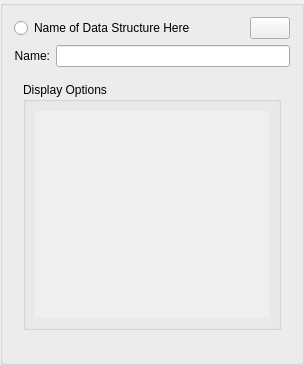
Before: the Qt Designer form src/Interface/DataStructurePropertiesWidget.ui in KDE/rocs, drawn with Qt 5.
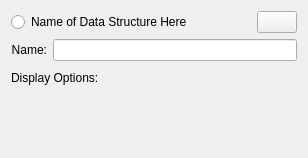
After: the same form once the commit is applied. Custom widgets are drawn as their Qt base class.

Commit message:
Simplify left sidebar layout.
Remove clutter and get rid of a groupbox inside a groupbox
and scrollbars inside the "Display Options".

```diff
--- a/src/Interface/DataStructurePropertiesWidget.ui
+++ b/src/Interface/DataStructurePropertiesWidget.ui
@@ -1,17 +1,17 @@
 <?xml version="1.0" encoding="UTF-8"?>
 <ui version="4.0">
  <class>DataStructurePropertiesWidget</class>
- <widget class="KButtonGroup" name="DataStructurePropertiesWidget">
+ <widget class="QWidget" name="DataStructurePropertiesWidget">
   <property name="geometry">
    <rect>
     <x>0</x>
     <y>0</y>
-    <width>304</width>
-    <height>365</height>
+    <width>308</width>
+    <height>158</height>
    </rect>
   </property>
   <property name="sizePolicy">
-   <sizepolicy hsizetype="MinimumExpanding" vsizetype="Preferred">
+   <sizepolicy hsizetype="MinimumExpanding" vsizetype="Expanding">
     <horstretch>0</horstretch>
     <verstretch>0</verstretch>
    </sizepolicy>
@@ -22,58 +22,19 @@
     <height>10000</height>
    </size>
   </property>
-  <property name="title">
+  <property name="title" stdset="0">
    <string/>
   </property>
-  <property name="alignment">
-   <set>Qt::AlignLeading|Qt::AlignLeft|Qt::AlignVCenter</set>
-  </property>
-  <layout class="QGridLayout" name="gridLayout_2">
-   <item row="1" column="0">
-    <layout class="QGridLayout" name="_dataStructureNameLayout">
+  <layout class="QVBoxLayout" name="verticalLayout_2">
+   <item>
+    <layout class="QHBoxLayout" name="horizontalLayout_2">
      <property name="sizeConstraint">
       <enum>QLayout::SetDefaultConstraint</enum>
      </property>
-     <item row="0" column="1">
-      <widget class="KLineEdit" name="_dataStructureName">
-       <property name="sizePolicy">
-        <sizepolicy hsizetype="Expanding" vsizetype="Fixed">
-         <horstretch>0</horstretch>
-         <verstretch>0</verstretch>
-        </sizepolicy>
-       </property>
-      </widget>
-     </item>
-     <item row="0" column="0">
-      <widget class="QLabel" name="label">
-       <property name="sizePolicy">
-        <sizepolicy hsizetype="Preferred" vsizetype="Fixed">
-         <horstretch>0</horstretch>
-         <verstretch>0</verstretch>
-        </sizepolicy>
-       </property>
-       <property name="text">
-        <string>Name:</string>
-       </property>
-       <property name="alignment">
-        <set>Qt::AlignRight|Qt::AlignTrailing|Qt::AlignVCenter</set>
-       </property>
-       <property name="buddy">
-        <cstring>_dataStructureName</cstring>
-       </property>
-      </widget>
-     </item>
-    </layout>
-   </item>
-   <item row="0" column="0">
-    <layout class="QGridLayout" name="gridLayout_6">
-     <property name="sizeConstraint">
-      <enum>QLayout::SetDefaultConstraint</enum>
-     </property>
-     <item row="0" column="0">
+     <item>
       <widget class="QRadioButton" name="_activateGraph">
        <property name="sizePolicy">
-        <sizepolicy hsizetype="Expanding" vsizetype="Fixed">
+        <sizepolicy hsizetype="Preferred" vsizetype="Preferred">
          <horstretch>0</horstretch>
          <verstretch>0</verstretch>
         </sizepolicy>
@@ -83,8 +44,27 @@
        </property>
       </widget>
      </item>
-     <item row="0" column="1">
+     <item>
+      <spacer name="horizontalSpacer">
+       <property name="orientation">
+        <enum>Qt::Horizontal</enum>
+       </property>
+       <property name="sizeHint" stdset="0">
+        <size>
+         <width>40</width>
+         <height>20</height>
+        </size>
+       </property>
+      </spacer>
+     </item>
+     <item>
       <widget class="KIconButton" name="_dataStructureDelete">
+       <property name="sizePolicy">
+        <sizepolicy hsizetype="Preferred" vsizetype="Preferred">
+         <horstretch>0</horstretch>
+         <verstretch>0</verstretch>
+        </sizepolicy>
+       </property>
        <property name="toolTip">
         <string>Delete this data structure</string>
        </property>
@@ -107,121 +87,104 @@
      </item>
     </layout>
    </item>
-   <item row="2" column="0">
-    <widget class="QWidget" name="_editWidget" native="true">
+   <item>
+    <layout class="QHBoxLayout" name="horizontalLayout">
+     <property name="sizeConstraint">
+      <enum>QLayout::SetDefaultConstraint</enum>
+     </property>
+     <item>
+      <widget class="QLabel" name="label">
+       <property name="sizePolicy">
+        <sizepolicy hsizetype="Preferred" vsizetype="Preferred">
+         <horstretch>0</horstretch>
+         <verstretch>0</verstretch>
+        </sizepolicy>
+       </property>
+       <property name="text">
+        <string>Name:</string>
+       </property>
+       <property name="alignment">
+        <set>Qt::AlignRight|Qt::AlignTrailing|Qt::AlignVCenter</set>
+       </property>
+       <property name="buddy">
+        <cstring>_dataStructureName</cstring>
+       </property>
+      </widget>
+     </item>
+     <item>
+      <widget class="KLineEdit" name="_dataStructureName">
+       <property name="sizePolicy">
+        <sizepolicy hsizetype="Expanding" vsizetype="Preferred">
+         <horstretch>0</horstretch>
+         <verstretch>0</verstretch>
+        </sizepolicy>
+       </property>
+      </widget>
+     </item>
+    </layout>
+   </item>
+   <item>
+    <spacer name="verticalSpacer">
+     <property name="orientation">
+      <enum>Qt::Vertical</enum>
+     </property>
+     <property name="sizeType">
+      <enum>QSizePolicy::Fixed</enum>
+     </property>
+     <property name="sizeHint" stdset="0">
+      <size>
+       <width>17</width>
+       <height>4</height>
+      </size>
+     </property>
+    </spacer>
+   </item>
+   <item>
+    <widget class="QWidget" name="_displayOptions" native="true">
      <property name="sizePolicy">
-      <sizepolicy hsizetype="Preferred" vsizetype="Expanding">
+      <sizepolicy hsizetype="Preferred" vsizetype="Preferred">
        <horstretch>0</horstretch>
        <verstretch>0</verstretch>
       </sizepolicy>
      </property>
-     <property name="maximumSize">
-      <size>
-       <width>16777215</width>
-       <height>400</height>
-      </size>
-     </property>
-     <layout class="QGridLayout" name="gridLayout">
-      <item row="2" column="0" rowspan="3" colspan="2">
-       <widget class="QGroupBox" name="_dataTypePropertiesHeader">
-        <property name="enabled">
-         <bool>true</bool>
+     <layout class="QVBoxLayout" name="verticalLayout">
+      <property name="margin">
+       <number>0</number>
+      </property>
+      <item>
+       <widget class="QLabel" name="_displayOptionsLabel">
+        <property name="text">
+         <string>Display Options:</string>
         </property>
-        <property name="sizePolicy">
-         <sizepolicy hsizetype="Expanding" vsizetype="Expanding">
-          <horstretch>0</horstretch>
-          <verstretch>0</verstretch>
-         </sizepolicy>
-        </property>
-        <property name="minimumSize">
-         <size>
-          <width>0</width>
-          <height>120</height>
-         </size>
-        </property>
-        <property name="title">
-         <string>Display Options</string>
-        </property>
-        <layout class="QGridLayout" name="gridLayout_3">
-         <item row="1" column="0">
-          <widget class="QScrollArea" name="scrollArea">
-           <property name="sizePolicy">
-            <sizepolicy hsizetype="Expanding" vsizetype="Expanding">
-             <horstretch>0</horstretch>
-             <verstretch>0</verstretch>
-            </sizepolicy>
-           </property>
-           <property name="minimumSize">
-            <size>
-             <width>0</width>
-             <height>0</height>
-            </size>
-           </property>
-           <property name="frameShape">
-            <enum>QFrame::NoFrame</enum>
-           </property>
-           <property name="verticalScrollBarPolicy">
-            <enum>Qt::ScrollBarAsNeeded</enum>
-           </property>
-           <property name="horizontalScrollBarPolicy">
-            <enum>Qt::ScrollBarAlwaysOff</enum>
-           </property>
-           <property name="widgetResizable">
-            <bool>true</bool>
-           </property>
-           <property name="alignment">
-            <set>Qt::AlignCenter</set>
-           </property>
-           <widget class="QWidget" name="scrollAreaWidgetContents">
-            <property name="geometry">
-             <rect>
-              <x>0</x>
-              <y>0</y>
-              <width>268</width>
-              <height>229</height>
-             </rect>
-            </property>
-            <property name="sizePolicy">
-             <sizepolicy hsizetype="Expanding" vsizetype="Expanding">
-              <horstretch>0</horstretch>
-              <verstretch>0</verstretch>
-             </sizepolicy>
-            </property>
-            <layout class="QVBoxLayout" name="_typeProperties">
-             <property name="spacing">
-              <number>-1</number>
-             </property>
-             <property name="topMargin">
-              <number>0</number>
-             </property>
-             <item>
-              <layout class="QGridLayout" name="_dataTypes"/>
-             </item>
-             <item>
-              <layout class="QGridLayout" name="_pointerTypes"/>
-             </item>
-            </layout>
-           </widget>
-          </widget>
-         </item>
-        </layout>
        </widget>
       </item>
+      <item>
+       <layout class="QGridLayout" name="_dataTypes"/>
+      </item>
+      <item>
+       <layout class="QGridLayout" name="_pointerTypes"/>
+      </item>
      </layout>
     </widget>
    </item>
-   <item row="3" column="0">
+   <item>
     <widget class="KSeparator" name="kseparator"/>
    </item>
-   <item row="4" column="0">
-    <widget class="QFrame" name="_extraProperties">
-     <property name="frameShape">
-      <enum>QFrame::StyledPanel</enum>
+   <item>
+    <widget class="QWidget" name="_extraProperties" native="true"/>
+   </item>
+   <item>
+    <spacer name="verticalSpacer_2">
+     <property name="orientation">
+      <enum>Qt::Vertical</enum>
      </property>
-     <property name="frameShadow">
-      <enum>QFrame::Plain</enum>
+     <property name="sizeHint" stdset="0">
+      <size>
+       <width>20</width>
+       <height>40</height>
+      </size>
      </property>
-    </widget>
+    </spacer>
    </item>
   </layout>
  </widget>
@@ -231,12 +194,6 @@
    <extends>QPushButton</extends>
    <header>kicondialog.h</header>
   </customwidget>
-  <customwidget>
-   <class>KButtonGroup</class>
-   <extends>QGroupBox</extends>
-   <header>kbuttongroup.h</header>
-   <container>1</container>
-  </customwidget>
   <customwidget>
    <class>KLineEdit</class>
    <extends>QLineEdit</extends>
```
The commit also changes 1 other file.
